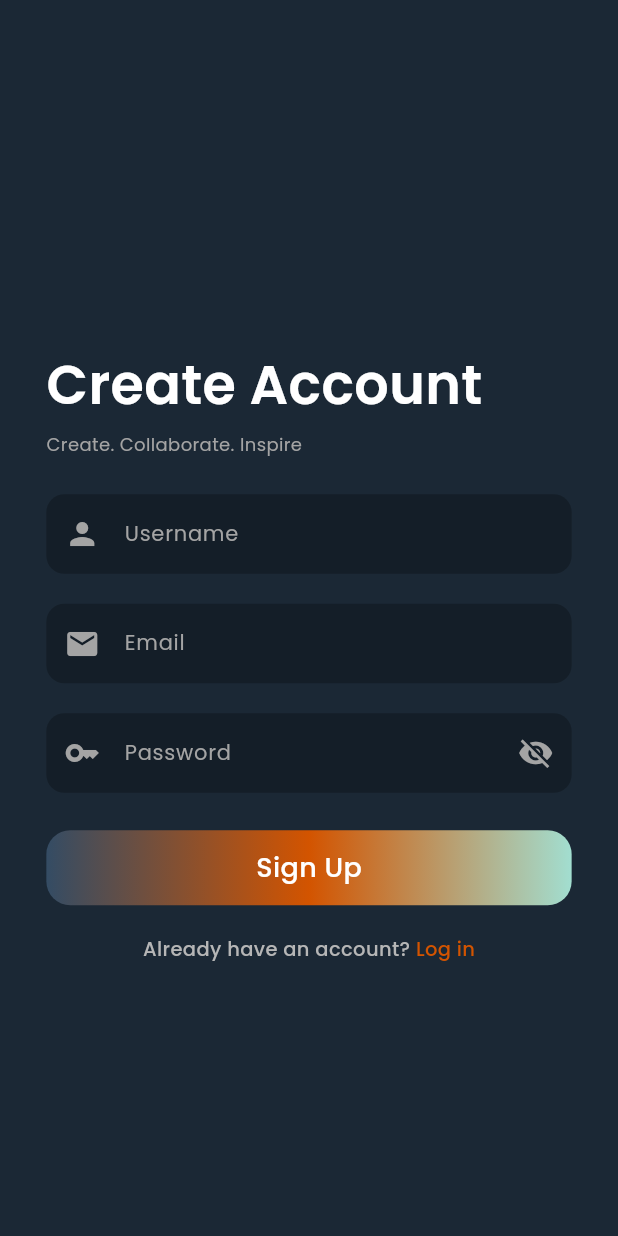
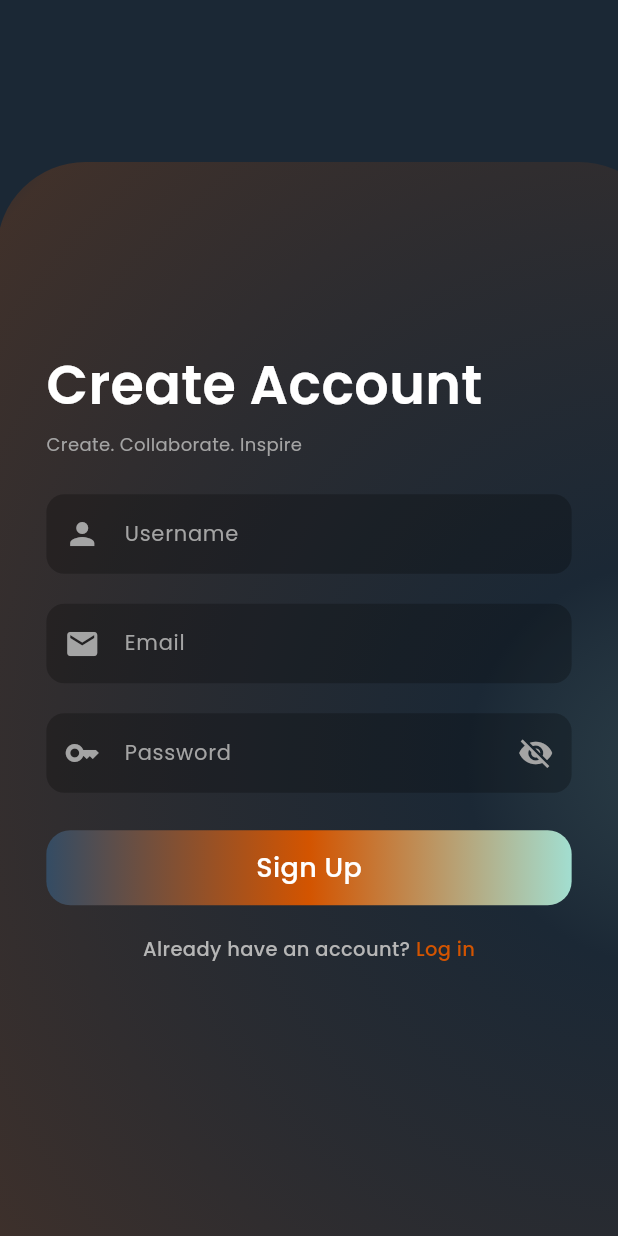
Before and after one commit to JoryAlharbi/2024-25_GP_21, a Flutter app: the SignUpPage screen opened by its route, on a phone screen of 412 x 824 dp. Run offline on Flutter 3.47's test engine with Material 3 defaults, Android fonts, the phone set to English and light mode, and no system bars; our stand-ins replace cloud_firestore, firebase_auth, firebase_core, firebase_storage, google_fonts, image_picker; missing offline and left inert: firebase_app_check; accounts and stored records are empty.

Commit message:
up up up

```diff
--- a/lib/signup_page.dart
+++ b/lib/signup_page.dart
@@ -108,6 +108,29 @@ class _SignUpPageState extends State<SignUpPage> {
       backgroundColor: const Color(0xFF1B2835),
       body: Stack(
         children: [
+          // Background Radial Gradients
+          Positioned(
+            top: 108,
+            left: -2,
+            child: Container(
+              width: 447,
+              height: 803,
+              decoration: BoxDecoration(
+                gradient: RadialGradient(
+                  colors: [
+                    const Color(0xFFA2DED0).withOpacity(0.1),
+                    const Color(0xFF1B2835).withOpacity(0.15),
+                    const Color(0xFFD35400).withOpacity(0.2),
+                    const Color(0xFF1B2835).withOpacity(0.1),
+                  ],
+                  radius: 1.5,
+                  center: Alignment.centerRight,
+                  stops: const [0.0, 0.2, 0.85, 1],
+                ),
+                borderRadius: BorderRadius.circular(59),
+              ),
+            ),
+          ),
           Align(
             alignment: Alignment.center,
             child: FractionallySizedBox(
```
